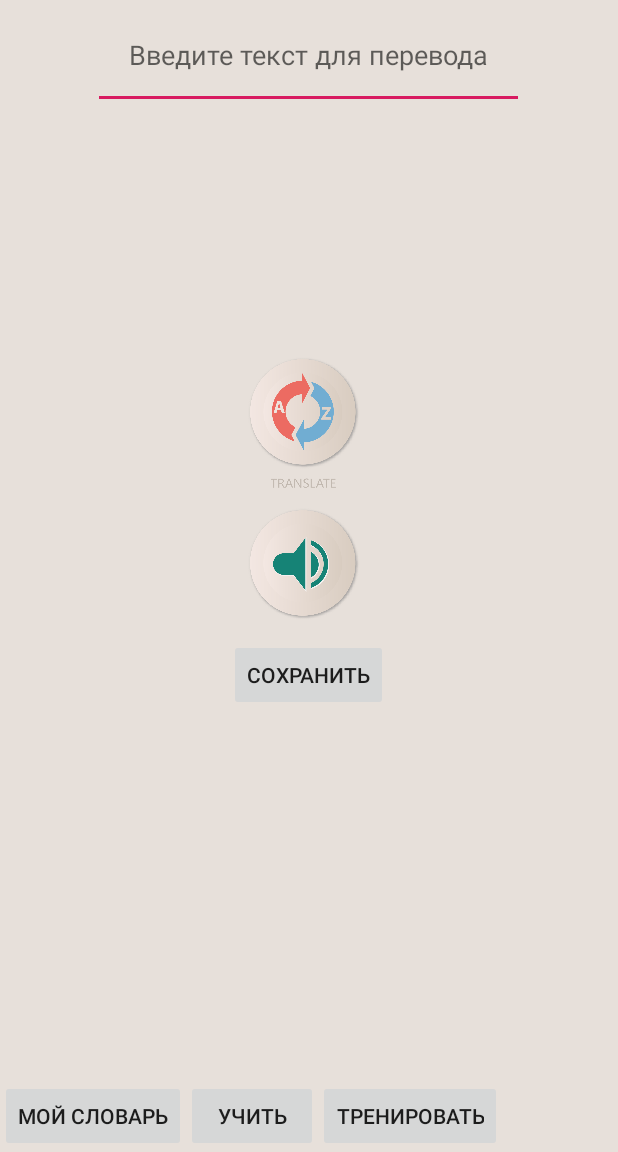
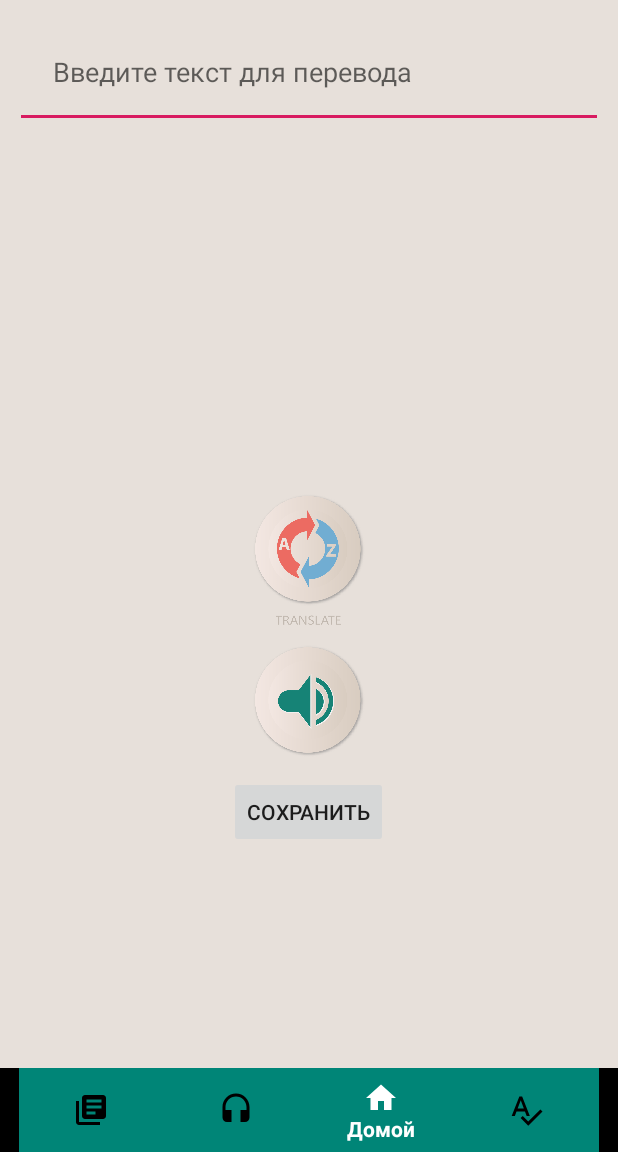
Before and after one commit to DenisMalanichev/PhotoEng, an Android app: the MainScreen screen opened directly, with no data from a screen before it, on a phone screen of 412 x 824 dp, the part 84-1236 px from its top. Run offline under Robolectric (Android 15) with nearby library versions, the phone set to English and light mode, and no system bars; libraries missing offline, so code that uses them is left out: com.theartofdev.edmodo; pictures from the network do not load.

Commit message:
commit 1.93(navigation view + new translation system)

```diff
--- a/app/build.gradle
+++ b/app/build.gradle
@@ -33,7 +33,7 @@ dependencies {
     implementation 'androidx.recyclerview:recyclerview:1.1.0'
     implementation 'androidx.cardview:cardview:1.0.0'
     implementation 'com.theartofdev.edmodo:android-image-cropper:2.4.+'
-
+    implementation 'com.google.android.material:material:1.0.0'
 
 
 }
--- a/app/src/main/java/com/example/photoeng/MainActivity.java
+++ b/app/src/main/java/com/example/photoeng/MainActivity.java
@@ -5,6 +5,7 @@ import android.app.Activity;
 import android.content.Intent;
 import android.content.pm.ActivityInfo;
 import android.graphics.Bitmap;
+import android.graphics.drawable.BitmapDrawable;
 import android.net.Uri;
 import android.os.Bundle;
 import android.os.Handler;
@@ -35,7 +36,6 @@ public class MainActivity extends AppCompatActivity {
     private ImageView ImageView;
     private static final int REQUEST_CODE_SPEECH_INPUT = 1000;
     private ImageButton SayButton;
-    TesseractOCR tesseractOCR;
     Uri uri;
     int count = 0;
 
@@ -137,7 +137,20 @@ public class MainActivity extends AppCompatActivity {
                 if (resultCode == RESULT_OK) {
 
                     ImageView.setImageURI(result.getUri());
-                    Toast.makeText(this, "working blua", Toast.LENGTH_LONG).show();
+                    final TesseractOCR tesseract = new TesseractOCR(this, "eng");
+                    //CameraText.setText(tesseract.getOCRResult(imageView2Bitmap(ImageView)));
+                    Toast.makeText(this, "working", Toast.LENGTH_LONG).show();
+                    new Handler().post(new Runnable() {
+                        @Override
+                        public void run() {
+
+                            Intent intent1 = new Intent(MainActivity.this, MainScreen.class);
+                            intent1.putExtra("extraString", tesseract.getOCRResult(imageView2Bitmap(ImageView)));
+                            startActivity(intent1);
+                        }
+                    });
+
+
                 }
             }
         }
@@ -150,5 +163,9 @@ public class MainActivity extends AppCompatActivity {
                 .setMultiTouchEnabled(true)
                 .start(this);
     }
+    private Bitmap imageView2Bitmap(ImageView view){
+        Bitmap bitmap = ((BitmapDrawable)view.getDrawable()).getBitmap();
+        return bitmap;
+    }
 
 }
--- a/app/src/main/java/com/example/photoeng/StartActivity.java
+++ b/app/src/main/java/com/example/photoeng/StartActivity.java
@@ -17,7 +17,8 @@ public class StartActivity extends AppCompatActivity {
     protected void onCreate(Bundle savedInstanceState) {
         super.onCreate(savedInstanceState);
         setContentView(R.layout.activity_test);
-        //setRequestedOrientation(ActivityInfo.SCREEN_ORIENTATION_PORTRAIT);
+        getSupportActionBar().hide();
+        setRequestedOrientation(ActivityInfo.SCREEN_ORIENTATION_PORTRAIT);
         new Handler().postDelayed(new Runnable(){
             @Override
             public void run() {
--- /dev/null
+++ b/app/src/main/res/drawable/headset_icon.xml
@@ -0,0 +1,9 @@
+<vector xmlns:android="http://schemas.android.com/apk/res/android"
+        android:width="24dp"
+        android:height="24dp"
+        android:viewportWidth="24.0"
+        android:viewportHeight="24.0">
+    <path
+        android:fillColor="#FF000000"
+        android:pathData="M12,1c-4.97,0 -9,4.03 -9,9v7c0,1.66 1.34,3 3,3h3v-8H5v-2c0,-3.87 3.13,-7 7,-7s7,3.13 7,7v2h-4v8h3c1.66,0 3,-1.34 3,-3v-7c0,-4.97 -4.03,-9 -9,-9z"/>
+</vector>
--- /dev/null
+++ b/app/src/main/res/drawable/home_icon.xml
@@ -0,0 +1,9 @@
+<vector xmlns:android="http://schemas.android.com/apk/res/android"
+        android:width="24dp"
+        android:height="24dp"
+        android:viewportWidth="24.0"
+        android:viewportHeight="24.0">
+    <path
+        android:fillColor="#FF000000"
+        android:pathData="M10,20v-6h4v6h5v-8h3L12,3 2,12h3v8z"/>
+</vector>
--- /dev/null
+++ b/app/src/main/res/drawable/ic_add_circle_black_24dp.xml
@@ -0,0 +1,5 @@
+<vector android:height="24dp" android:tint="#69C4FF"
+    android:viewportHeight="24.0" android:viewportWidth="24.0"
+    android:width="24dp" xmlns:android="http://schemas.android.com/apk/res/android">
+    <path android:fillColor="#FF000000" android:pathData="M12,2C6.48,2 2,6.48 2,12s4.48,10 10,10 10,-4.48 10,-10S17.52,2 12,2zM17,13h-4v4h-2v-4L7,13v-2h4L11,7h2v4h4v2z"/>
+</vector>
--- /dev/null
+++ b/app/src/main/res/drawable/ic_library_books_black_24dp.xml
@@ -0,0 +1,9 @@
+<vector xmlns:android="http://schemas.android.com/apk/res/android"
+        android:width="24dp"
+        android:height="24dp"
+        android:viewportWidth="24.0"
+        android:viewportHeight="24.0">
+    <path
+        android:fillColor="#FF000000"
+        android:pathData="M4,6L2,6v14c0,1.1 0.9,2 2,2h14v-2L4,20L4,6zM20,2L8,2c-1.1,0 -2,0.9 -2,2v12c0,1.1 0.9,2 2,2h12c1.1,0 2,-0.9 2,-2L22,4c0,-1.1 -0.9,-2 -2,-2zM19,11L9,11L9,9h10v2zM15,15L9,15v-2h6v2zM19,7L9,7L9,5h10v2z"/>
+</vector>
--- /dev/null
+++ b/app/src/main/res/drawable/ic_translate_black_24dp.xml
@@ -0,0 +1,5 @@
+<vector android:height="1080dp" android:tint="#8A6AFF"
+    android:viewportHeight="24.0" android:viewportWidth="24.0"
+    android:width="1080dp" xmlns:android="http://schemas.android.com/apk/res/android">
+    <path android:fillColor="#FF000000" android:pathData="M12.87,15.07l-2.54,-2.51 0.03,-0.03c1.74,-1.94 2.98,-4.17 3.71,-6.53L17,6L17,4h-7L10,2L8,2v2L1,4v1.99h11.17C11.5,7.92 10.44,9.75 9,11.35 8.07,10.32 7.3,9.19 6.69,8h-2c0.73,1.63 1.73,3.17 2.98,4.56l-5.09,5.02L4,19l5,-5 3.11,3.11 0.76,-2.04zM18.5,10h-2L12,22h2l1.12,-3h4.75L21,22h2l-4.5,-12zM15.88,17l1.62,-4.33L19.12,17h-3.24z"/>
+</vector>
--- /dev/null
+++ b/app/src/main/res/drawable/selector.xml
@@ -0,0 +1,9 @@
+<?xml version="1.0" encoding="utf-8"?>
+<selector xmlns:android="http://schemas.android.com/apk/res/android">
+    <item
+        android:state_selected="true"
+        android:color="@android:color/white"/>
+    <item
+        android:state_selected="false"
+        android:color="@android:color/black"/>
+</selector>
--- /dev/null
+++ b/app/src/main/res/drawable/train_icon.xml
@@ -0,0 +1,9 @@
+<vector xmlns:android="http://schemas.android.com/apk/res/android"
+        android:width="24dp"
+        android:height="24dp"
+        android:viewportWidth="24.0"
+        android:viewportHeight="24.0">
+    <path
+        android:fillColor="#FF000000"
+        android:pathData="M12.45,16h2.09L9.43,3L7.57,3L2.46,16h2.09l1.12,-3h5.64l1.14,3zM6.43,11L8.5,5.48 10.57,11L6.43,11zM21.59,11.59l-8.09,8.09L9.83,16l-1.41,1.41 5.09,5.09L23,13l-1.41,-1.41z"/>
+</vector>
--- a/app/src/main/res/layout/activity_dictionary_for_learning.xml
+++ b/app/src/main/res/layout/activity_dictionary_for_learning.xml
@@ -5,14 +5,13 @@
     android:layout_width="match_parent"
     android:layout_height="match_parent"
     tools:context=".DictionaryActivity"
-    android:background="@drawable/background"
-    android:id="@+id/dictionary_for_learning_view">
+    android:background="@drawable/background">
 
 
     <androidx.recyclerview.widget.RecyclerView
         android:layout_width="match_parent"
         android:layout_height="match_parent"
-        android:id="@+id/dictionary_view"/>
+        android:id="@+id/dictionary_for_learning_view"/>
 
 
 </FrameLayout>
--- a/app/src/main/res/layout/activity_main_screen.xml
+++ b/app/src/main/res/layout/activity_main_screen.xml
@@ -9,10 +9,11 @@
     android:background="@drawable/background">
 
     <EditText
-        android:layout_width="wrap_content"
+        android:layout_width="match_parent"
         android:layout_height="wrap_content"
         android:id="@+id/text_reader"
-        android:padding="24dp"
+        android:padding="25dp"
+        android:layout_margin="10dp"
         android:hint="@string/text_reader_first_text"
         android:layout_gravity="center|top"
         android:imeOptions="actionDone"
@@ -20,62 +21,58 @@
         android:radius="10dp"/>
 
 
+
     <LinearLayout
-        android:layout_width="wrap_content"
+        android:layout_width="match_parent"
         android:layout_height="wrap_content"
         android:orientation="vertical"
         android:layout_gravity="center">
+        <TextView
+            android:id="@+id/translated_word"
+            android:layout_width="match_parent"
+            android:layout_height="wrap_content"
+            android:gravity="center"
+            android:padding="24dp"
+            android:textColor="@color/black"
+            android:layout_margin="20dp"
+            android:textSize="20sp" />
 
         <ImageButton
+            android:id="@+id/research_button"
             android:layout_width="100dp"
             android:layout_height="100dp"
+            android:background="@drawable/background"
+            android:scaleType="centerCrop"
             android:src="@drawable/translate_colour"
-            android:scaleType="centerCrop"
-            android:background="@drawable/background"
-            android:id="@+id/research_button"/>
+            android:layout_gravity="center"/>
+
         <ImageButton
+            android:id="@+id/say"
             android:layout_width="100dp"
             android:layout_height="100dp"
+            android:background="@drawable/background"
+            android:scaleType="centerCrop"
             android:src="@drawable/listen_green"
-            android:scaleType="centerCrop"
-            android:background="@drawable/background"
-            android:id="@+id/say"/>
+            android:layout_gravity="center"/>
+
         <Button
             android:layout_width="wrap_content"
             android:layout_height="wrap_content"
             android:text="сохранить"
-            android:id="@+id/save_button"/>
+            android:id="@+id/save_button"
+            android:layout_gravity="center"/>
 
-        <TextView
-        android:layout_width="match_parent"
-        android:layout_height="match_parent"
-        android:padding="24dp"
-        android:gravity="center"
-        android:id="@+id/translated_word"/>
     </LinearLayout>
 
+    <com.google.android.material.bottomnavigation.BottomNavigationView
+        android:id="@+id/bottom_navigation"
+        android:layout_width="match_parent"
+        android:layout_height="wrap_content"
+        android:layout_gravity="bottom"
+        app:itemBackground="@color/colorPrimary"
+        app:itemIconTint="@drawable/selector"
+        app:itemTextColor="@drawable/selector"
+        app:menu="@menu/menu_navigation" />
 
-    <LinearLayout
-        android:layout_width="wrap_content"
-        android:layout_height="wrap_content"
-        android:layout_gravity="bottom">
-    <Button
-        android:layout_width="wrap_content"
-        android:layout_height="wrap_content"
-        android:text="@string/dictionary_text"
-        android:layout_gravity="bottom|right"
-        android:id="@+id/dictionary_button"/>
-    <Button
-        android:layout_width="wrap_content"
-        android:layout_height="wrap_content"
-        android:text="@string/learn"
-        android:id="@+id/learn_button"/>
-        <Button
-            android:layout_width="wrap_content"
-            android:layout_height="wrap_content"
-            android:text="@string/training"
-            android:id="@+id/training_button"/>
-
-</LinearLayout>
 
 </FrameLayout>
--- /dev/null
+++ b/app/src/main/res/menu/menu_navigation.xml
@@ -0,0 +1,24 @@
+<?xml version="1.0" encoding="utf-8"?>
+<menu xmlns:android="http://schemas.android.com/apk/res/android"
+    xmlns:app="http://schemas.android.com/apk/res-auto">
+    <item
+        android:id="@+id/dictionary_navigation_view"
+        android:title="@string/dictionary"
+        app:showAsAction="ifRoom"
+        android:icon="@drawable/ic_library_books_black_24dp"/>
+    <item
+        android:id="@+id/learn_navigation_view"
+        android:title="@string/learn_text"
+        app:showAsAction="ifRoom"
+        android:icon="@drawable/headset_icon"/>
+    <item
+        android:id="@+id/home_navigation_view"
+        android:title="@string/home"
+        app:showAsAction="ifRoom"
+        android:icon="@drawable/home_icon"/>
+    <item
+        android:id="@+id/train_navigation_view"
+        android:title="@string/train"
+        app:showAsAction="ifRoom"
+        android:icon="@drawable/train_icon"/>
+</menu>
--- a/app/src/main/res/values/colors.xml
+++ b/app/src/main/res/values/colors.xml
@@ -3,4 +3,5 @@
     <color name="colorPrimary">#008577</color>
     <color name="colorPrimaryDark">#00574B</color>
     <color name="colorAccent">#D81B60</color>
+    <color name="black">#000</color>
 </resources>
--- a/app/src/main/res/values/strings.xml
+++ b/app/src/main/res/values/strings.xml
@@ -20,4 +20,7 @@
     <string name="toolbar_textview_text">Готово</string>
     <string name="start_learning_button_text">Старт</string>
     <string name="stop_learning_button_text">Стоп</string>
+    <string name="dictionary">Словарь</string>
+    <string name="train">Учить</string>
+    <string name="home">Домой</string>
 </resources>
```
Also changed, not shown: app/src/main/java/com/example/photoeng/MainScreen.java (+81 -56 lines), app/src/main/res/drawable/back_icon.xml (added, +9 -0 lines), app/src/main/res/layout/activity_main.xml (+8 -7 lines), app/src/main/res/layout/activity_test.xml (+10 -3 lines), app/src/main/res/drawable-v24/start_icon_green.png (added), 616 other files.
